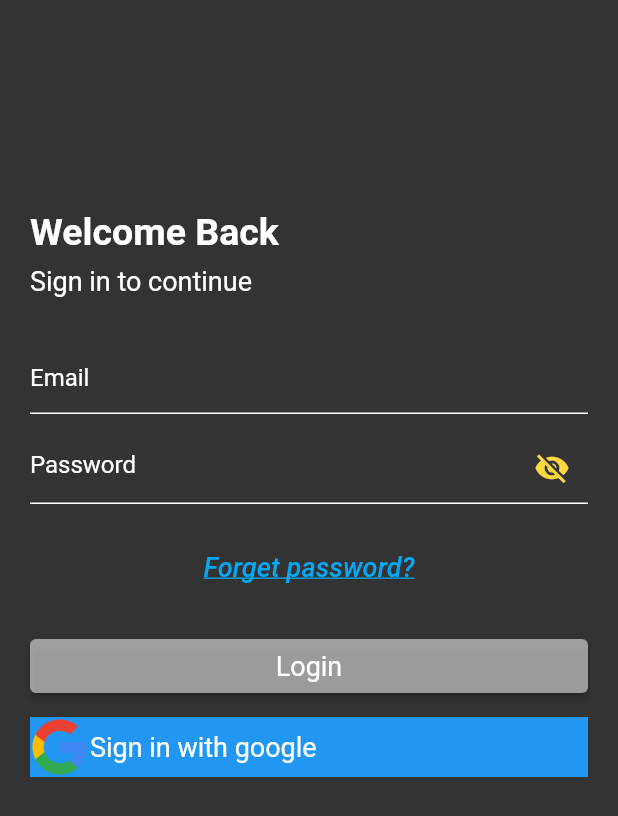
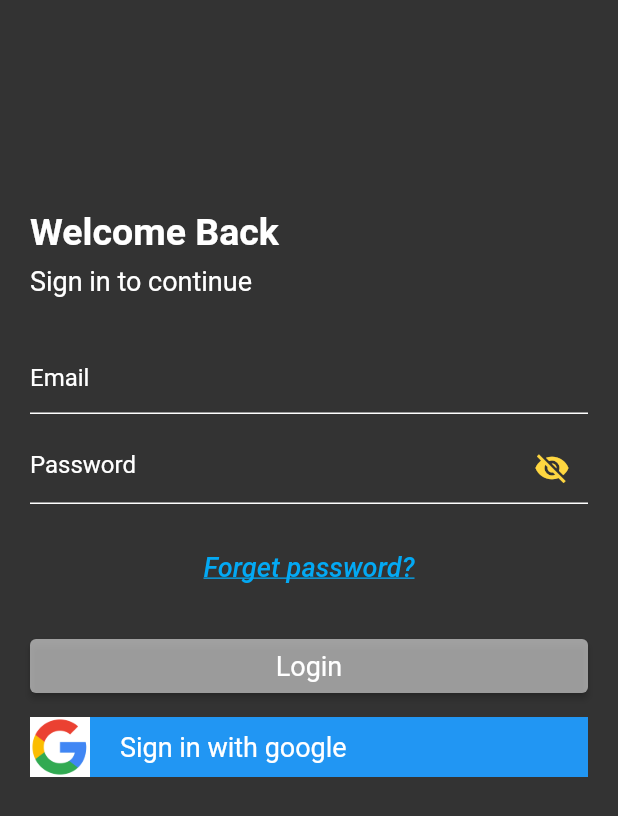
Before and after one commit to Devsaci/grocery_app_hadi_v2, a Flutter app: the screen it shows after launch, on a phone screen of 412 x 824 dp. Shown: the top 816 px of the screen. Run offline on Flutter 3.47's test engine with Material 2 defaults, Android fonts, the phone set to English and light mode, and no system bars; drawn by our look-alikes of card_swiper; our stand-ins replace fancy_shimmer_image, flutter_iconly, shared_preferences.

Commit message:
child: Image.asset

```diff
--- a/lib/widgets/google_button.dart
+++ b/lib/widgets/google_button.dart
@@ -11,11 +11,14 @@ class GoogleButton extends StatelessWidget {
       child: InkWell(
         onTap: () {},
         child: Row(
+          mainAxisAlignment: MainAxisAlignment.start,
           children: [
             Container(
+              color: Colors.white,
+              width: 40.0,
               child: Image.asset("assets/images/google.png"),
-              width: 40.0,
             ),
+            const SizedBox(width: 20),
             TextWidget(
               text: 'Sign in with google',
               color: Colors.white,
```
